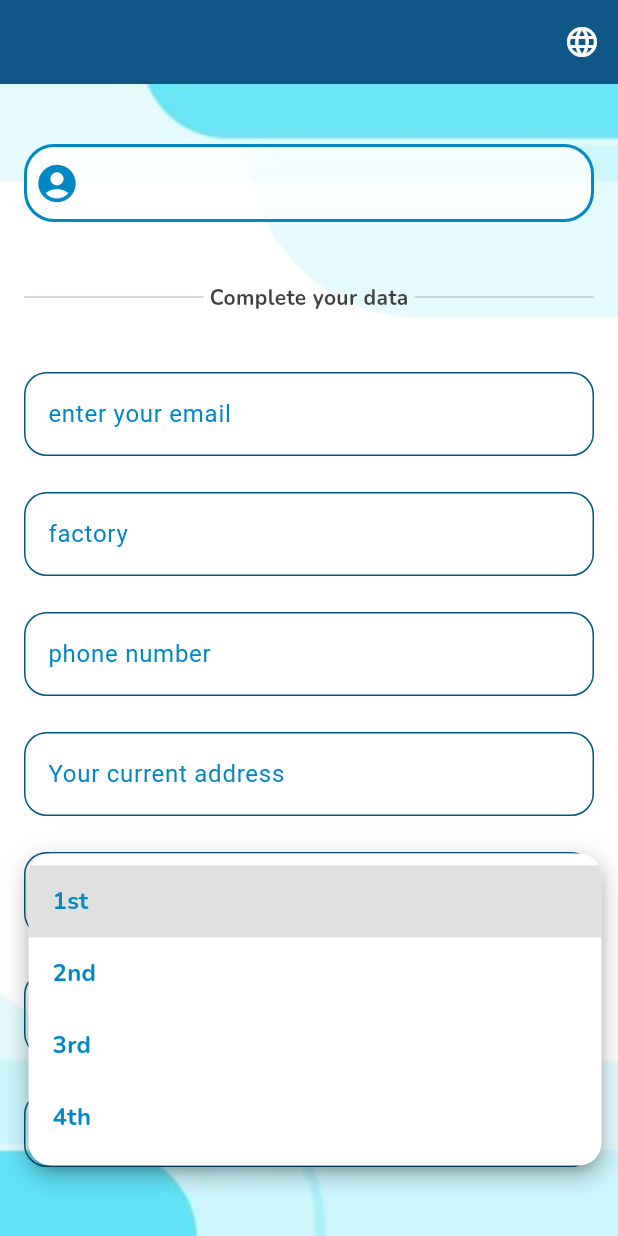
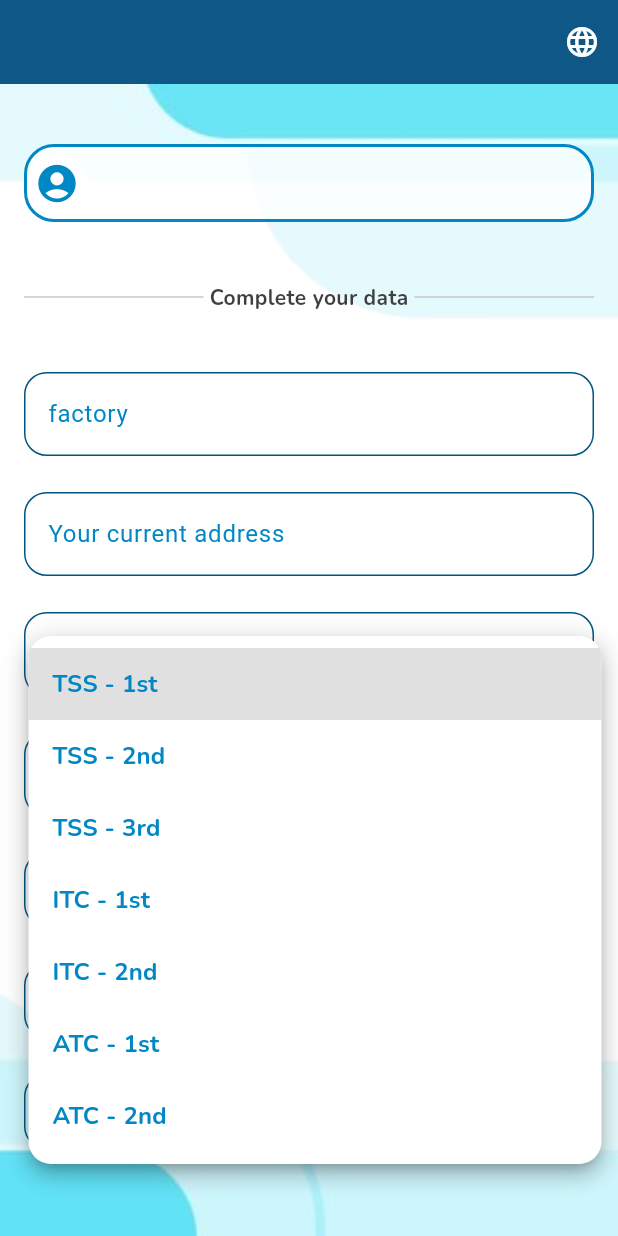
Before and after one commit to randasabry2002/aitu_app, a Flutter app: the CompleteStudentData screen opened directly with empty values, after a tap on "select your academic year", on a phone screen of 412 x 824 dp. Run offline on Flutter 3.47's test engine with Material 3 defaults, Android fonts, the phone set to English and light mode, and no system bars; our stand-ins replace cloud_firestore, connectivity_plus, dio, firebase_auth, firebase_core, flutter_rating_bar and 10 more; missing offline and left inert: flutter_pdfview; accounts and stored records are empty.

Commit message:
fetch & complete srudent data

```diff
--- /dev/null
+++ b/devtools_options.yaml
@@ -0,0 +1,3 @@
+description: This file stores settings for Dart & Flutter DevTools.
+documentation: https://docs.flutter.dev/tools/devtools/extensions#configure-extension-enablement-states
+extensions:
--- a/lib/main.dart
+++ b/lib/main.dart
@@ -1,5 +1,4 @@
 import 'package:aitu_app/screens/Splash.dart';
-import 'package:aitu_app/screens/student%20data/enterCode.dart';
 import 'package:flutter/material.dart';
 import 'package:get/get.dart';
 import 'package:flutter_localizations/flutter_localizations.dart';
--- a/lib/screens/student data/completeStudentData.dart
+++ b/lib/screens/student data/completeStudentData.dart
@@ -23,7 +23,15 @@ class _CompleteStudentDataState extends State<CompleteStudentData> {
   DocumentSnapshot? studentDoc;
   // String studentCode = '';
   String name = '';
-  List<String> academicYears = ['1st', '2nd', '3rd', '4th'];
+  List<String> academicYears = [
+    'TSS - 1st',
+    'TSS - 2nd',
+    'TSS - 3rd',
+    'ITC - 1st',
+    'ITC - 2nd',
+    'ATC - 1st',
+    'ATC - 2nd'
+  ];
   String? selectedAcademicYear;
   List<String> departments = [
     'Mechanical Technology',
@@ -33,10 +41,8 @@ class _CompleteStudentDataState extends State<CompleteStudentData> {
   String? stuedentDepartment;
   List<String> gender = ['male', 'female'];
   String? selectedGender;
-  String phoneNumber = '';
   String currentAddress = '';
   String birthAddress = '';
-  String emailAddress = '';
   String factory = '';
 
   final TextEditingController emailController = TextEditingController();
@@ -47,8 +53,7 @@ class _CompleteStudentDataState extends State<CompleteStudentData> {
   final TextEditingController birthAddressController = TextEditingController();
   final TextEditingController birthDateController = TextEditingController();
   Future<void> getDataWithStudentId() async {
-    QuerySnapshot querySnapshot =
-        await FirebaseFirestore.instance
+    QuerySnapshot querySnapshot = await FirebaseFirestore.instance
         .collection('StudentsTable')
         .where('code', isEqualTo: widget.studentCode)
         .get();
@@ -66,7 +71,6 @@ class _CompleteStudentDataState extends State<CompleteStudentData> {
         stuedentDepartment != null &&
         selectedGender != null &&
         birthAddressController.text.isNotEmpty &&
-        phoneNumber.isNotEmpty &&
         currentAddress.isNotEmpty &&
         birthAddress.isNotEmpty &&
         factory.isNotEmpty) {
@@ -87,8 +91,7 @@ class _CompleteStudentDataState extends State<CompleteStudentData> {
   @override
   Widget build(BuildContext context) {
     return Directionality(
-      textDirection:
-          Get.locale?.languageCode == 'ar'
+      textDirection: Get.locale?.languageCode == 'ar'
           ? TextDirection.rtl
           : TextDirection.ltr,
       child: Scaffold(
@@ -182,7 +185,6 @@ class _CompleteStudentDataState extends State<CompleteStudentData> {
                         children: [
                           Expanded(child: Divider()),
                           SizedBox(width: 4),
-
                           Text(
                             'Complete your data'.tr,
                             style: TextStyle(
@@ -193,22 +195,12 @@ class _CompleteStudentDataState extends State<CompleteStudentData> {
                             ),
                           ),
                           SizedBox(width: 4),
-
                           Expanded(child: Divider()),
                         ],
                       ),
                       SizedBox(height: 40),
 
                       // SizedBox(height: 60),
-                      // Email
-                      CreateInput(
-                        controller: emailController,
-                        keyboardType: TextInputType.emailAddress,
-                        onChanged:
-                            (value) => setState(() => emailAddress = value),
-                        labelText: 'enter your email'.tr,
-                      ),
-                      SizedBox(height: 24.0),
                       // Factory
                       CreateInput(
                         controller: factoryController,
@@ -218,22 +210,12 @@ class _CompleteStudentDataState extends State<CompleteStudentData> {
                       ),
                       SizedBox(height: 24.0),
 
-                      // Phone number
-                      CreateInput(
-                        controller: phoneController,
-                        keyboardType: TextInputType.phone,
-                        onChanged:
-                            (value) => setState(() => phoneNumber = value),
-                        labelText: 'phone number'.tr,
-                      ),
-                      SizedBox(height: 24.0),
-
                       // Current Address
                       CreateInput(
                         controller: currentAddressController,
                         keyboardType: TextInputType.text,
-                        onChanged:
-                            (value) => setState(() => currentAddress = value),
+                        onChanged: (value) =>
+                            setState(() => currentAddress = value),
                         labelText: 'Your current address'.tr,
                       ),
                       SizedBox(height: 24.0),
@@ -242,8 +224,8 @@ class _CompleteStudentDataState extends State<CompleteStudentData> {
                       CreateInput(
                         controller: birthAddressController,
                         keyboardType: TextInputType.text,
-                        onChanged:
-                            (value) => setState(() => birthAddress = value),
+                        onChanged: (value) =>
+                            setState(() => birthAddress = value),
                         labelText: 'Birth address'.tr,
                       ),
                       SizedBox(height: 24.0),
@@ -281,8 +263,7 @@ class _CompleteStudentDataState extends State<CompleteStudentData> {
                           child: TextField(
                             readOnly: true,
                             controller: birthDateController,
-                            onChanged:
-                                (value) => setState(
+                            onChanged: (value) => setState(
                               () => birthAddressController.text = value,
                             ),
                             decoration: InputDecoration(
@@ -318,7 +299,6 @@ class _CompleteStudentDataState extends State<CompleteStudentData> {
                         ),
                         child: DropdownButton<String>(
                           borderRadius: BorderRadius.circular(15),
-
                           dropdownColor: const Color.fromARGB(
                             255,
                             255,
@@ -340,8 +320,7 @@ class _CompleteStudentDataState extends State<CompleteStudentData> {
                               selectedAcademicYear = newValue;
                             });
                           },
-                          items:
-                              academicYears.map((year) {
+                          items: academicYears.map((year) {
                             return DropdownMenuItem<String>(
                               value: year,
                               child: Text(
@@ -391,8 +370,7 @@ class _CompleteStudentDataState extends State<CompleteStudentData> {
                                 stuedentDepartment = newValue;
                               });
                             },
-                            items:
-                                departments.map((department) {
+                            items: departments.map((department) {
                               return DropdownMenuItem<String>(
                                 value: department,
                                 child: Text(
@@ -421,7 +399,6 @@ class _CompleteStudentDataState extends State<CompleteStudentData> {
                         ),
                         child: DropdownButton<String>(
                           borderRadius: BorderRadius.circular(15),
-
                           dropdownColor: const Color.fromARGB(
                             255,
                             255,
@@ -443,8 +420,7 @@ class _CompleteStudentDataState extends State<CompleteStudentData> {
                               selectedGender = newValue;
                             });
                           },
-                          items:
-                              gender.map((gender) {
+                          items: gender.map((gender) {
                             return DropdownMenuItem<String>(
                               value: gender,
                               child: Text(
@@ -486,14 +462,14 @@ class _CompleteStudentDataState extends State<CompleteStudentData> {
                               'department': stuedentDepartment,
                               'gender': selectedGender,
                               'birthDate': birthDateController.text,
-                                  'phone': phoneNumber,
                               'address': currentAddress,
                               'birthAddress': birthAddress,
-                                  'email': emailAddress,
                               'factory': factory,
                             });
                             // Navigate to the next page
-                            Get.offAll(SignInScreen());
+                            Get.offAll(SignInScreen(
+                              studentCode: widget.studentCode,
+                            ));
                           } else {
                             ScaffoldMessenger.of(context).showSnackBar(
                               SnackBar(
```
Also changed, not shown: lib/models/student.dart (added, +55 -0 lines), lib/screens/Attendance_Part_Pages/ExitFactory.dart (+39 -12 lines), lib/screens/Profile.dart (+36 -19 lines), lib/screens/Sign_In&Up/SignInScreen.dart (+24 -16 lines), lib/screens/Sign_In&Up/SignUpScreen.dart (+19 -40 lines), lib/screens/Splash.dart (+7 -15 lines), lib/screens/student data/enterCode.dart (+27 -32 lines), lib/services/firestore.dart (added, +18 -0 lines), pubspec.lock. Lines whose indentation alone changed are shown as unchanged.
